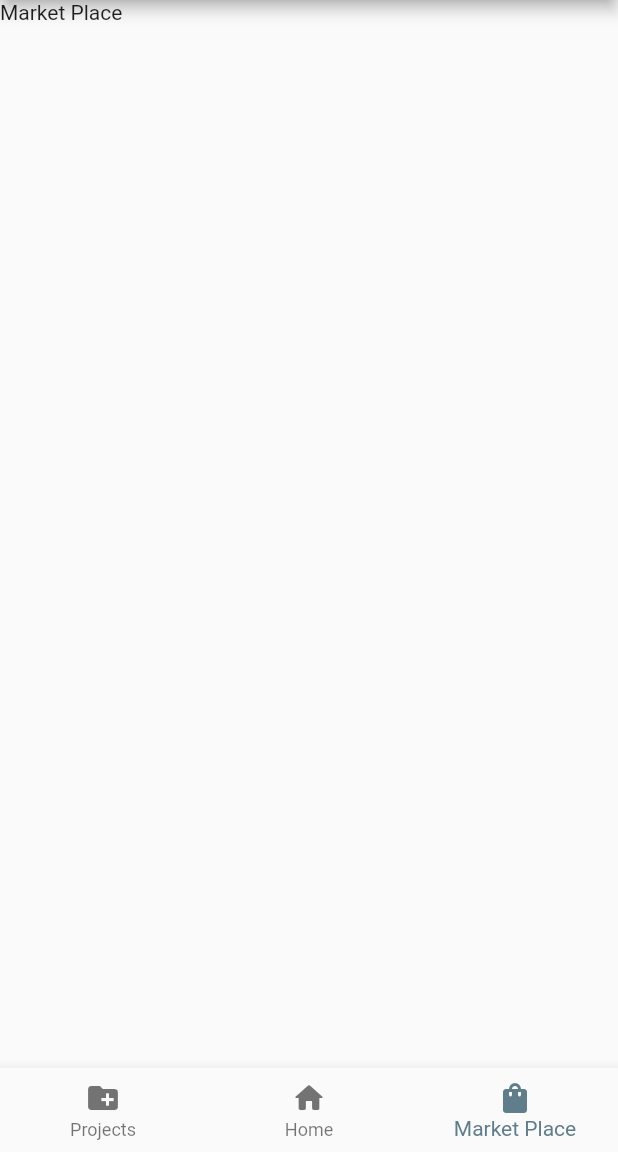
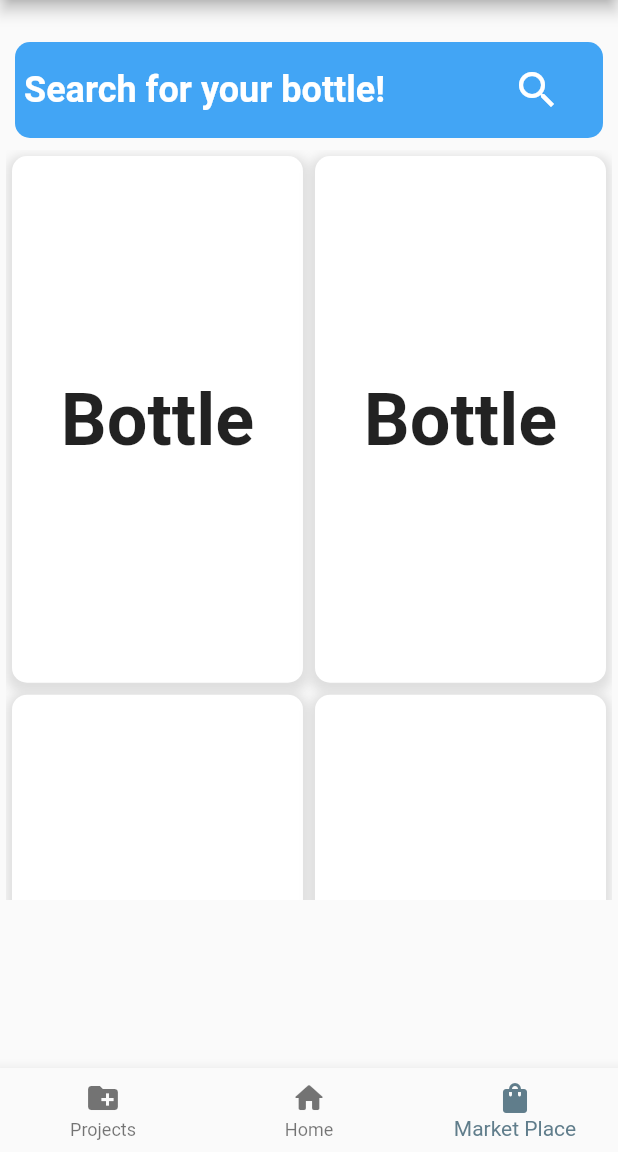
Before and after one commit to Joseph-Hwang-Playground/mgt_prototype, a Flutter app: the screen it shows after launch, item 3 of the bottom bar chosen, on a phone screen of 412 x 824 dp, the part 84-1236 px from its top. Run offline on Flutter 3.47's test engine with Material 2 defaults, Android fonts, the phone set to English and light mode, and no system bars; our stand-ins replace percent_indicator.

Commit message:
first prototype done

```diff
--- a/lib/main_page.dart
+++ b/lib/main_page.dart
@@ -1,4 +1,5 @@
 import 'package:flutter/material.dart';
+import 'package:mgt_prototype/market_place.dart';
 import 'package:mgt_prototype/my_bottle.dart';
 import 'package:mgt_prototype/project_page.dart';
 
@@ -64,7 +65,7 @@ Widget _buildPage(int index) {
       }
     case 2:
       {
-        return Text('Market Place');
+        return MarketPlace();
       }
     default:
       {
--- /dev/null
+++ b/lib/market_place.dart
@@ -0,0 +1,72 @@
+import 'package:flutter/material.dart';
+import 'package:mgt_prototype/market_place/bottle_list.dart';
+
+class MarketPlace extends StatefulWidget {
+  @override
+  State<MarketPlace> createState() => _MarketPlaceState();
+}
+
+class _MarketPlaceState extends State<MarketPlace> {
+  final GlobalKey<FormState> _formKey = GlobalKey<FormState>();
+  FocusNode _focus = new FocusNode();
+
+  @override
+  Widget build(BuildContext context) {
+    return Container(
+      padding: EdgeInsets.all(4.0),
+      margin: EdgeInsets.only(top: 16.0),
+      child: Column(
+        children: [
+          _buildSearch(_formKey, _focus),
+          buildBottleList(context),
+        ],
+      ),
+    );
+  }
+}
+
+Widget _buildSearch(Key key, FocusNode focusNode) {
+  return Container(
+      padding: EdgeInsets.symmetric(vertical: 6.0, horizontal: 6.0),
+      margin: EdgeInsets.symmetric(vertical: 8.0, horizontal: 6.0),
+      decoration: BoxDecoration(
+        borderRadius: BorderRadius.circular(10.0),
+        color: focusNode.hasFocus ? Colors.blueGrey : Colors.blue[400],
+      ),
+      child: Form(
+        key: key,
+        child: Row(
+          children: [
+            Expanded(
+              child: TextFormField(
+                decoration: InputDecoration(
+                  hintText: 'Search for your bottle!',
+                  hintStyle: TextStyle(
+                      color: Colors.white,
+                      fontWeight: FontWeight.bold,
+                      fontSize: 24),
+                  border: InputBorder.none,
+                ),
+                focusNode: focusNode,
+                style: TextStyle(
+                    color: Colors.white,
+                    fontSize: 24,
+                    fontWeight: FontWeight.bold),
+              ),
+              flex: 4,
+            ),
+            Expanded(
+              child: TextButton(
+                child: Icon(
+                  Icons.search,
+                  size: 32.0,
+                  color: Colors.white,
+                ),
+                onPressed: () {},
+              ),
+              flex: 1,
+            ),
+          ],
+        ),
+      ));
+}
--- /dev/null
+++ b/lib/market_place/bottle_list.dart
@@ -0,0 +1,40 @@
+import 'package:flutter/material.dart';
+
+Widget buildBottleList(BuildContext context) {
+  return Container(
+    height: 500,
+    child: GridView.builder(
+      gridDelegate: SliverGridDelegateWithFixedCrossAxisCount(
+          crossAxisCount: 2, childAspectRatio: (9 / 16)),
+      itemBuilder: (context, index) => _buildBottleCard(),
+      itemCount: 12,
+      scrollDirection: Axis.vertical,
+    ),
+  );
+}
+
+Widget _buildBottleCard() {
+  return Container(
+    margin: EdgeInsets.all(4.0),
+    child: Row(
+      children: [
+        Text(
+          'Bottle',
+          style: TextStyle(fontSize: 48, fontWeight: FontWeight.bold),
+        )
+      ],
+      mainAxisAlignment: MainAxisAlignment.center,
+      crossAxisAlignment: CrossAxisAlignment.center,
+    ),
+    decoration: BoxDecoration(
+        color: Colors.white,
+        borderRadius: BorderRadius.circular(10.0),
+        boxShadow: [
+          BoxShadow(
+              color: Colors.grey.withOpacity(0.3),
+              spreadRadius: 3,
+              blurRadius: 5,
+              offset: Offset(0, 3))
+        ]),
+  );
+}
```
Also changed, not shown: lib/model/response/module_response.dart (added, +24 -0 lines), lib/my_bottle.dart (+9 -3 lines), lib/project_editor/designs_view.dart (added, +52 -0 lines), lib/project_editor/functions_view.dart (added, +52 -0 lines), lib/project_editor/modules.dart (+70 -7 lines), lib/project_editor/project_editor.dart (+21 -3 lines), lib/model/data/dummy_repository.dart (added).
